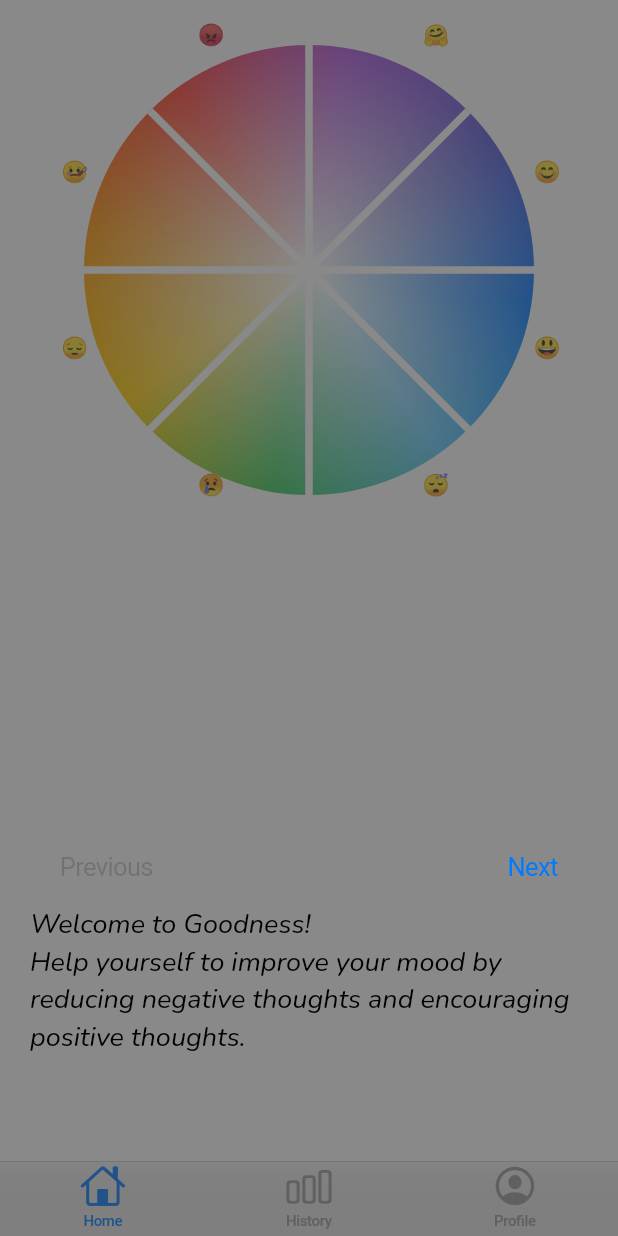
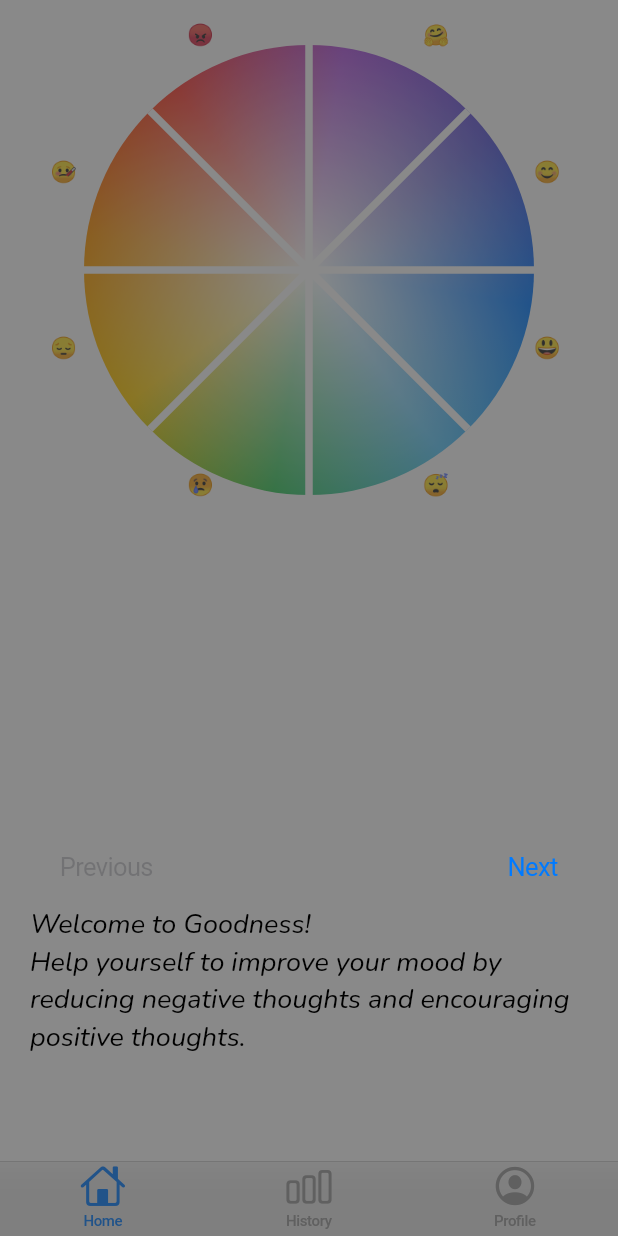
Before and after one commit to omparaday/goodness, a Flutter app: the screen it shows after launch, on a phone screen of 412 x 824 dp. Run offline on Flutter 3.47's test engine with Material 2 defaults, Android fonts, the phone set to English and light mode, and no system bars; our stand-ins replace google_fonts, shared_preferences, sprintf; missing offline and left inert: shared_preferences_web; Roboto replaces fonts that are missing (EmojiOne).

Commit message:
Adjusting emoji positions to avoid overlap with circle

```diff
--- a/lib/widgets/MoodCircle.dart
+++ b/lib/widgets/MoodCircle.dart
@@ -23,6 +23,13 @@ class MoodCircle extends StatelessWidget {
 
   @override
   Widget build(BuildContext context) {
+    final Size smileySize = (TextPainter(
+        text: TextSpan(text: '😡'),
+        maxLines: 1,
+        textScaleFactor: MediaQuery.of(context).textScaleFactor,
+        textDirection: TextDirection.ltr)
+      ..layout())
+        .size;
     Widget bigCircle = Container(
       margin: EdgeInsets.all(inset),
       width: diameter,
@@ -106,22 +113,22 @@ class MoodCircle extends StatelessWidget {
             ),
             Positioned(
               top: diameter + inset / 2,
-              left: sideOfSquare,
+              left: sideOfSquare - smileySize.width/2,
               child: getEmoji("😢", context),
             ),
             Positioned(
               top: diameter - sideOfSquare + inset,
-              left: inset / 2,
+              left: (inset / 2) - smileySize.width/2,
               child: getEmoji("😔", context),
             ),
             Positioned(
               top: sideOfSquare,
-              left: inset / 2,
+              left: (inset / 2) - smileySize.width/2,
               child: getEmoji("🤒", context),
             ),
             Positioned(
               top: inset / 2,
-              left: sideOfSquare,
+              left: sideOfSquare - smileySize.width/2,
               child: getEmoji("😡", context),
             ),
             Positioned(
```
